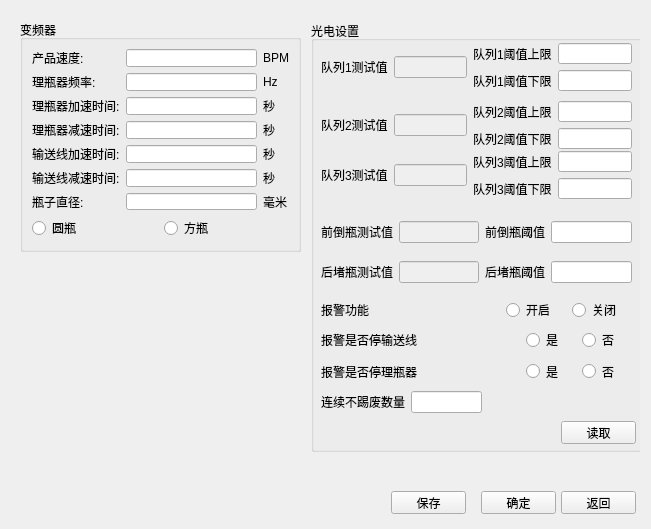
zhuojiahu/GlasswareDetectSystem, file widget_plc.ui: the form before one commit.
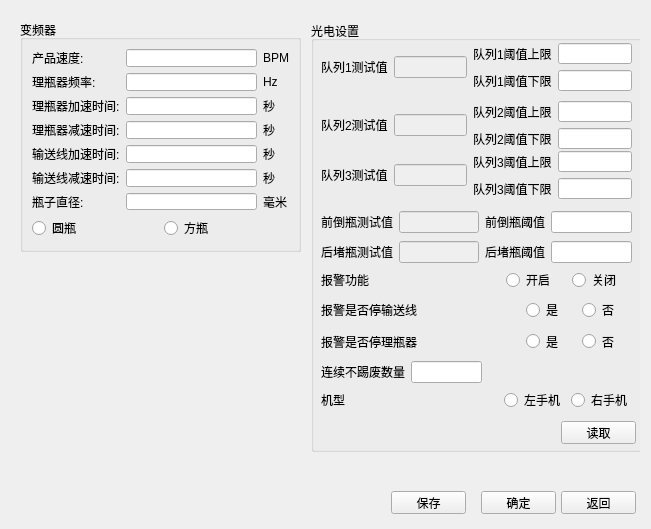
The form after the commit.

Commit message: 增加左右手机，修改瓶口瓶底接口卡无法打开问题

```diff
--- a/widget_plc.ui
+++ b/widget_plc.ui
@@ -315,7 +315,7 @@
        <property name="geometry">
         <rect>
          <x>10</x>
-         <y>240</y>
+         <y>220</y>
          <width>311</width>
          <height>22</height>
         </rect>
@@ -410,7 +410,7 @@
        <property name="geometry">
         <rect>
          <x>10</x>
-         <y>200</y>
+         <y>190</y>
          <width>311</width>
          <height>22</height>
         </rect>
@@ -446,7 +446,7 @@
        <property name="geometry">
         <rect>
          <x>10</x>
-         <y>310</y>
+         <y>280</y>
          <width>311</width>
          <height>18</height>
         </rect>
@@ -479,7 +479,7 @@
        <property name="geometry">
         <rect>
          <x>10</x>
-         <y>340</y>
+         <y>310</y>
          <width>311</width>
          <height>21</height>
         </rect>
@@ -512,7 +512,7 @@
        <property name="geometry">
         <rect>
          <x>10</x>
-         <y>280</y>
+         <y>250</y>
          <width>311</width>
          <height>18</height>
         </rect>
@@ -541,11 +541,11 @@
         </item>
        </layout>
       </widget>
-      <widget class="QWidget" name="">
+      <widget class="QWidget" name="layoutWidget">
        <property name="geometry">
         <rect>
          <x>10</x>
-         <y>370</y>
+         <y>340</y>
          <width>161</width>
          <height>22</height>
         </rect>
@@ -563,6 +563,39 @@
         </item>
        </layout>
       </widget>
+      <widget class="QWidget" name="layoutWidget_6">
+       <property name="geometry">
+        <rect>
+         <x>10</x>
+         <y>370</y>
+         <width>311</width>
+         <height>18</height>
+        </rect>
+       </property>
+       <layout class="QHBoxLayout" name="horizontalLayout_7" stretch="3,1,1">
+        <item>
+         <widget class="QLabel" name="label_24">
+          <property name="text">
+           <string>机型</string>
+          </property>
+         </widget>
+        </item>
+        <item>
+         <widget class="QRadioButton" name="radioButton_9">
+          <property name="text">
+           <string>左手机</string>
+          </property>
+         </widget>
+        </item>
+        <item>
+         <widget class="QRadioButton" name="radioButton_10">
+          <property name="text">
+           <string>右手机</string>
+          </property>
+         </widget>
+        </item>
+       </layout>
+      </widget>
      </widget>
     </widget>
    </item>
```
The commit also changes 12 other files.
